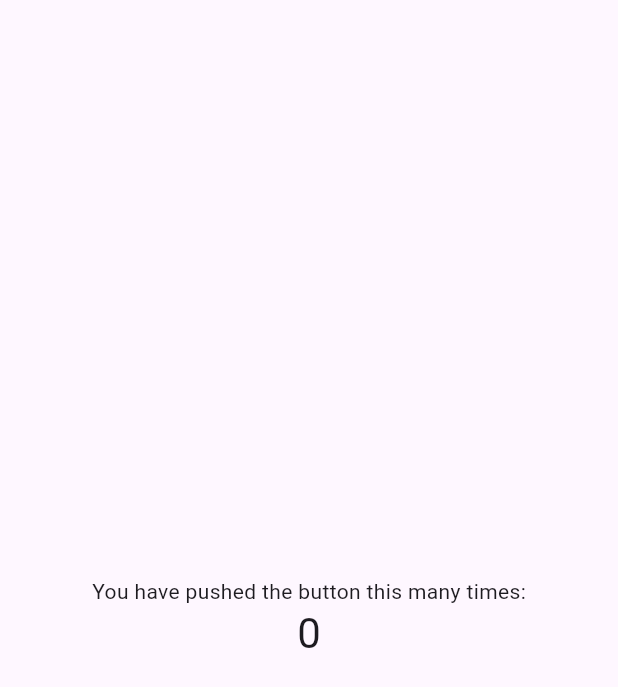
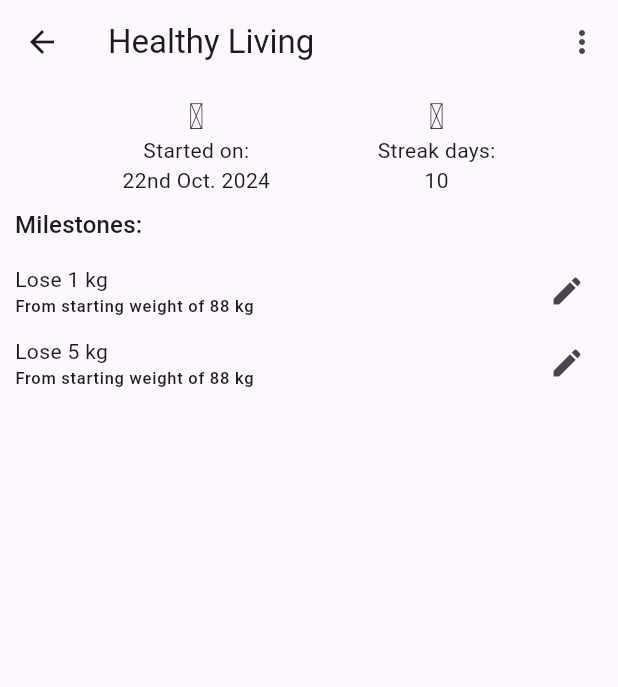
Before and after one commit to alisher-turubayev/streakmaster, a Flutter app: the screen it shows after launch, on a phone screen of 412 x 824 dp. Shown: the top 687 px of the screen. Run offline on Flutter 3.47's test engine with Material 3 defaults, Android fonts, the phone set to English and light mode, and no system bars; our stand-ins replace clock, equatable, rxdart, sqflite; accounts and stored records are empty; Roboto replaces fonts that are missing (NotoEmoji).

Commit message:
Added UI skeleton

```diff
--- /dev/null
+++ b/lib/app/app.dart
@@ -0,0 +1,55 @@
+import 'package:flutter/material.dart';
+import 'package:streak_master/home/home_screen.dart';
+import 'package:streak_master/goals/goal_view_screen.dart';
+import 'package:streak_master/goals/goals_list_screen.dart';
+import 'package:streak_master/settings/settings_screen.dart';
+
+class App extends StatelessWidget {
+  const App({super.key});
+
+  @override
+  Widget build(BuildContext context) {
+    return MaterialApp(
+      title: 'StreakMaster',
+      theme: ThemeData(
+        useMaterial3: true,
+      ),
+      home: Scaffold(
+        appBar: AppBar(
+          automaticallyImplyLeading: false,
+          leading: IconButton(
+            icon: const Icon(Icons.arrow_back),
+            onPressed: () {},
+          ),
+          title: Text('Healthy Living', style: TextTheme.of(context).titleLarge), // TODO: figure how to make an animated one
+          actions: [
+            IconButton(
+              icon: const Icon(Icons.more_vert),
+              onPressed: () {},
+            ),
+          ],
+        ), // TODO: make responsive to layout changes
+        body:  SafeArea(
+          child: GoalViewScreen(),
+        ),
+        /* bottomNavigationBar: BottomNavigationBar(
+          currentIndex: 0,
+          items: [
+            BottomNavigationBarItem(
+              icon: const Icon(Icons.home),
+              label: 'Home',
+            ),
+            BottomNavigationBarItem(
+              icon: const Icon(Icons.list_rounded),
+              label: 'All Goals'
+            ),
+            BottomNavigationBarItem(
+              icon: const Icon(Icons.settings),
+              label: 'Settings',
+            ),
+          ],
+        ), */
+      ),
+    );
+  }
+}
--- /dev/null
+++ b/lib/goals/goal_view_screen.dart
@@ -0,0 +1,86 @@
+import 'package:flutter/material.dart';
+
+class Milestone {
+  final String name;
+  final String description;
+  final bool isComplete;
+
+  Milestone({
+    required this.name,
+    required this.description,
+    required this.isComplete,
+  });
+}
+
+class GoalViewScreen extends StatelessWidget {
+  final List<Milestone> milestones = [
+    Milestone(name: 'Lose 1 kg', description: 'From starting weight of 88 kg', isComplete: false),
+    Milestone(name: 'Lose 5 kg', description: 'From starting weight of 88 kg', isComplete: false),
+  ];
+
+  GoalViewScreen({super.key});
+
+  @override
+  Widget build(BuildContext context) {
+    return Padding(
+      padding: EdgeInsets.all(10),
+      child: Column(
+        crossAxisAlignment: CrossAxisAlignment.start,
+        spacing: 8,
+        children: [
+          Row(
+            mainAxisAlignment: MainAxisAlignment.spaceEvenly,
+            children: [
+              Column(
+                crossAxisAlignment: CrossAxisAlignment.center,
+                mainAxisSize: MainAxisSize.min,
+                children: [
+                  const Icon(IconData(128205, fontFamily: 'NotoEmoji',)),
+                  const Text('Started on:'),
+                  const Text('22nd Oct. 2024')
+                ],
+              ),
+              Column(
+                crossAxisAlignment: CrossAxisAlignment.center,
+                mainAxisSize: MainAxisSize.min,
+                children: [
+                  const Icon(IconData(128293, fontFamily: 'NotoEmoji',)),
+                  const Text('Streak days:'),
+                  const Text('10')
+                ],
+              )
+            ],
+          ),
+          Text(
+            'Milestones:',
+            style: TextTheme.of(context).titleMedium,
+          ),
+          Expanded(
+            child: ListView.builder(
+              itemCount: milestones.length,
+              itemBuilder: (context, index) {
+                return Row(
+                  mainAxisAlignment: MainAxisAlignment.spaceBetween,
+                  children: [
+                    Column(
+                      crossAxisAlignment: CrossAxisAlignment.start,
+                      mainAxisSize: MainAxisSize.min,
+                      children: [
+                        Text(milestones[index].name),
+                        Text(milestones[index].description, style: TextTheme.of(context).labelSmall),
+                      ],
+                    ),
+                    IconButton(
+                      icon: const Icon(Icons.edit),
+                      onPressed: () {},
+                    ),
+                  ],
+                );
+              },
+            ),
+          ),
+        ],
+      ),
+    );
+  }
+}
--- a/lib/main.dart
+++ b/lib/main.dart
@@ -1,51 +1,6 @@
 import 'package:flutter/material.dart';
+import 'package:streak_master/app/app.dart';
 
 void main() {
-  runApp(const MyApp());
+  runApp(const App());
 }
-
-class MyApp extends StatelessWidget {
-  const MyApp({super.key});
-
-  @override
-  Widget build(BuildContext context) {
-    return MaterialApp(
-      title: 'StreakMaster',
-      theme: ThemeData(
-        useMaterial3: true,
-      ),
-      home: const MyHomePage(),
-    );
-  }
-}
-
-class MyHomePage extends StatefulWidget {
-  const MyHomePage({super.key});
-
-  @override
-  State<MyHomePage> createState() => _MyHomePageState();
-}
-
-class _MyHomePageState extends State<MyHomePage> {
-  final int _counter = 0;
-
-  @override
-  Widget build(BuildContext context) {
-    return Scaffold(
-      body: Center(
-        child: Column(
-          mainAxisAlignment: MainAxisAlignment.center,
-          children: <Widget>[
-            const Text(
-              'You have pushed the button this many times:',
-            ),
-            Text(
-              '$_counter',
-              style: Theme.of(context).textTheme.headlineMedium,
-            ),
-          ],
-        ),
-      ),
-    );
-  }
-}
--- a/pubspec.yaml
+++ b/pubspec.yaml
@@ -20,3 +20,8 @@ dev_dependencies:
 
 flutter:
   uses-material-design: true
+
+fonts:
+  - family: NotoEmoji
+    fonts:
+      - asset: assets/fonts/NotoColorEmoji-Regular.ttf
```
Also changed, not shown: assets/fonts/OFL.txt (added, +93 -0 lines), lib/goals/goals_list_screen.dart (added, +140 -0 lines), lib/home/home_screen.dart (added, +95 -0 lines), lib/settings/settings_screen.dart (added, +98 -0 lines), 1 other file.
